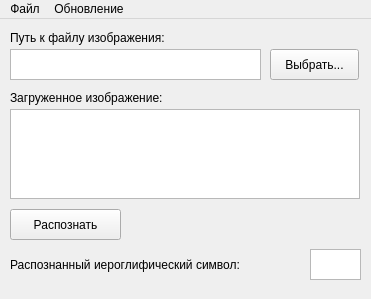
First picture: the form in client/mainwindow.ui, repository denis96z/iu7-project-neural-networks, before the edit.
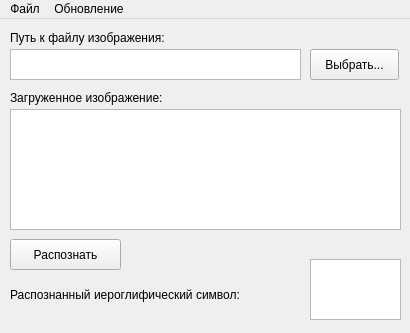
Second picture: the form after the edit.

The edit to the form file:
```diff
--- a/client/mainwindow.ui
+++ b/client/mainwindow.ui
@@ -6,8 +6,8 @@
    <rect>
     <x>0</x>
     <y>0</y>
-    <width>371</width>
-    <height>299</height>
+    <width>410</width>
+    <height>333</height>
    </rect>
   </property>
   <property name="sizePolicy">
@@ -28,15 +28,15 @@
      <rect>
       <x>10</x>
       <y>90</y>
-      <width>350</width>
-      <height>90</height>
+      <width>391</width>
+      <height>121</height>
      </rect>
     </property>
    </widget>
    <widget class="QPushButton" name="btnLoadImage">
     <property name="geometry">
      <rect>
-      <x>270</x>
+      <x>310</x>
       <y>30</y>
       <width>89</width>
       <height>31</height>
@@ -51,7 +51,7 @@
      <rect>
       <x>10</x>
       <y>30</y>
-      <width>251</width>
+      <width>291</width>
       <height>31</height>
      </rect>
     </property>
@@ -89,7 +89,7 @@
     <property name="geometry">
      <rect>
       <x>10</x>
-      <y>230</y>
+      <y>260</y>
       <width>301</width>
       <height>31</height>
      </rect>
@@ -102,17 +102,22 @@
     <property name="geometry">
      <rect>
       <x>310</x>
-      <y>230</y>
-      <width>51</width>
-      <height>31</height>
+      <y>240</y>
+      <width>91</width>
+      <height>61</height>
      </rect>
     </property>
+    <property name="font">
+     <font>
+      <pointsize>28</pointsize>
+     </font>
+    </property>
    </widget>
    <widget class="QPushButton" name="btnRecognize">
     <property name="geometry">
      <rect>
       <x>10</x>
-      <y>190</y>
+      <y>220</y>
       <width>111</width>
       <height>31</height>
      </rect>
@@ -127,7 +132,7 @@
     <rect>
      <x>0</x>
      <y>0</y>
-     <width>371</width>
+     <width>410</width>
      <height>22</height>
     </rect>
    </property>
```
